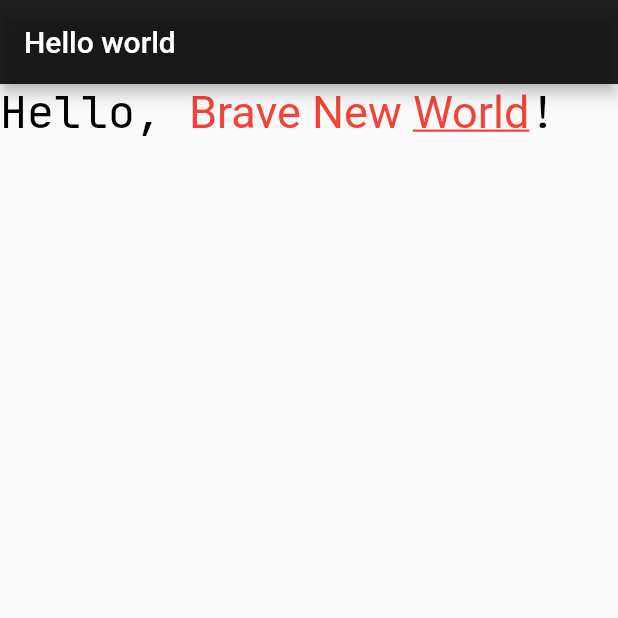
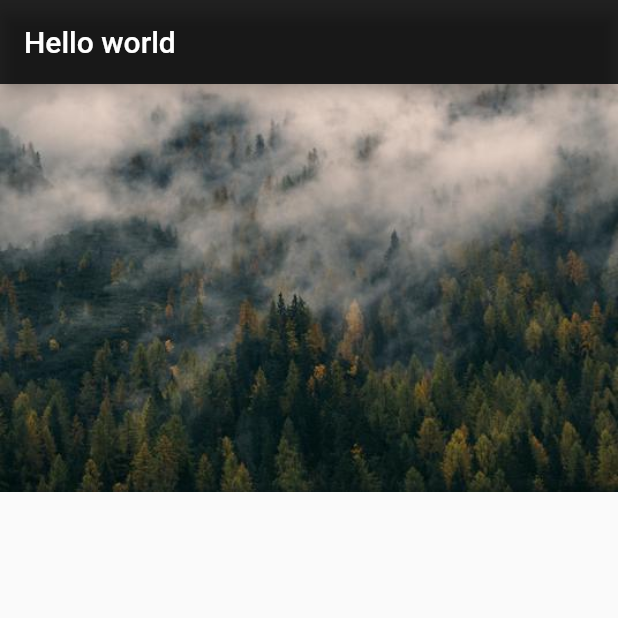
Before and after one commit to laulim/my-flutter-app, a Flutter app: the screen it shows after launch, on a phone screen of 412 x 824 dp, the top half of it. Run offline on Flutter 3.47's test engine with Material 2 defaults, Android fonts, the phone set to English and light mode, and no system bars.

Commit message:
T - images

```diff
--- a/lib/main.dart
+++ b/lib/main.dart
@@ -17,28 +17,8 @@ class FlutterTutApp extends StatelessWidget {
           title: const Text('Hello world'),
           backgroundColor: Colors.black87,
         ),
-        body: RichText(
-          text: const TextSpan(
-            style: TextStyle(
-            fontSize: 30.0,
-            color: Colors.black,
-            fontFamily: 'JetBrainsMono',
-            ),
-            children: <TextSpan>[
-              TextSpan(text: 'Hello, '),
-              TextSpan(
-                style: TextStyle(color: Colors.red),
-                children: <TextSpan>[
-                  TextSpan(text: 'Brave '),
-                  TextSpan(text: 'New '),
-                  TextSpan(text: 'World',
-                    style: TextStyle(decoration: TextDecoration.underline),
-                  ),
-                ]
-              ),
-              TextSpan(text: '!'),
-            ],
-          ),
+        body: const Image(
+          image: AssetImage('assets/images/img1.jpeg'),
         ),
         // floatingActionButton: FloatingActionButton(
         //   child: Text('Add'),
```
Also changed, not shown: pubspec.yaml (+3 -4 lines), assets/fonts/JetBrainsMono-Bold-Italic.ttf (renamed from fonts/JetBrainsMono-Bold-Italic.ttf), assets/fonts/JetBrainsMono-Bold.ttf (renamed from fonts/JetBrainsMono-Bold.ttf), assets/fonts/JetBrainsMono-ExtraBold-Italic.ttf (renamed from fonts/JetBrainsMono-ExtraBold-Italic.ttf), assets/fonts/JetBrainsMono-ExtraBold.ttf (renamed from fonts/JetBrainsMono-ExtraBold.ttf), assets/fonts/JetBrainsMono-Italic.ttf (renamed from fonts/JetBrainsMono-Italic.ttf), assets/fonts/JetBrainsMono-Medium-Italic.ttf (renamed from fonts/JetBrainsMono-Medium-Italic.ttf), assets/fonts/JetBrainsMono-Medium.ttf (renamed from fonts/JetBrainsMono-Medium.ttf), assets/fonts/JetBrainsMono-Regular.ttf (renamed from fonts/JetBrainsMono-Regular.ttf), assets/images/img1.jpeg (added).
